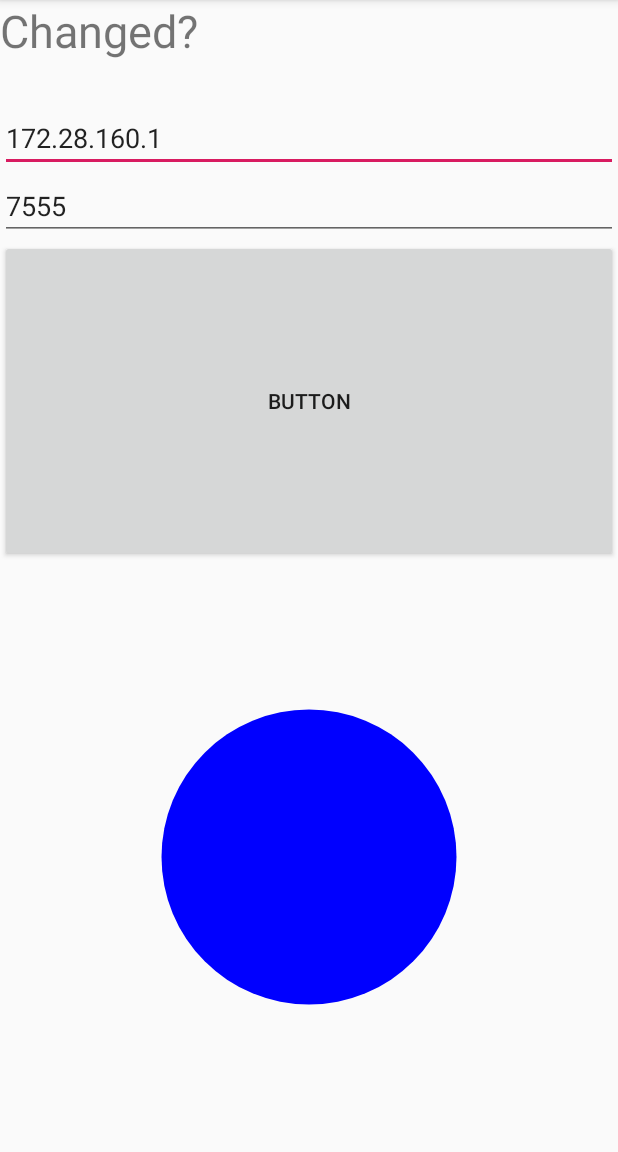
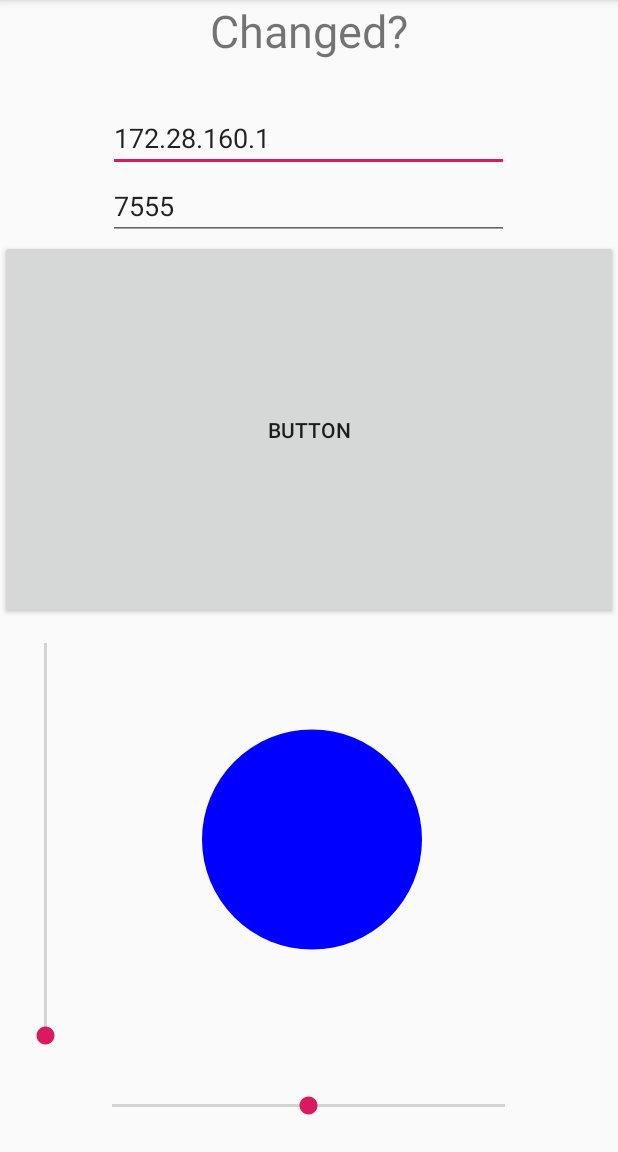
Before and after one commit to YehonatanGo/flight_control_app, an Android app: the screen it shows after launch (MainActivity), on a phone screen of 412 x 824 dp, the part 84-1236 px from its top. Run offline under Robolectric (Android 15) with nearby library versions, the phone set to English and light mode, and no system bars.

Commit message:
Activate sliders

```diff
--- a/app/src/main/java/com/example/flightcontrolapp/view_model/ViewModel.kt
+++ b/app/src/main/java/com/example/flightcontrolapp/view_model/ViewModel.kt
@@ -15,11 +15,11 @@ class ViewModel {
     }
 
     fun setRudder(new_rudder: Float) {
-        model.setAileron(new_rudder)
+        model.setRudder(new_rudder)
     }
 
     fun setThrottle(new_throttle: Float) {
-        model.setAileron(new_throttle)
+        model.setThrottle(new_throttle)
     }
 
     fun fake(v:Float){
--- a/app/src/main/java/com/example/flightcontrolapp/views/MainActivity.kt
+++ b/app/src/main/java/com/example/flightcontrolapp/views/MainActivity.kt
@@ -4,6 +4,7 @@ import androidx.appcompat.app.AppCompatActivity
 import android.os.Bundle
 import android.view.View
 import android.widget.EditText
+import android.widget.SeekBar
 import android.widget.TextView
 import com.example.flightcontrolapp.R
 import com.example.flightcontrolapp.view_model.ViewModel
@@ -13,19 +14,50 @@ import java.net.Socket
 class MainActivity : AppCompatActivity() {
     private lateinit var ip: String
     private var port: Int = 0
-    private val view_model= ViewModel()
+    private val view_model = ViewModel()
 
 
     override fun onCreate(savedInstanceState: Bundle?) {
         super.onCreate(savedInstanceState)
         setContentView(R.layout.activity_main)
         var joystick = findViewById<Joystick>(R.id.joystick)
-        joystick.changeHandler = object : changeHandler{
+        joystick.changeHandler = object : changeHandler {
             override fun onChange(a: Float, e: Float) {
                 view_model.setAileron(a)
                 view_model.setElevator(e)
             }
         }
+
+        val throttleSeekBar = findViewById<VerticalSeekBar>(R.id.throttle)
+        throttleSeekBar.setOnSeekBarChangeListener(object :
+            SeekBar.OnSeekBarChangeListener {
+            override fun onProgressChanged(seek: SeekBar, progress: Int, fromUser: Boolean) {
+                view_model.setThrottle(progress.toFloat() / 100)
+            }
+
+            override fun onStartTrackingTouch(seekBar: SeekBar?) {
+                TODO("not implemented") //To change body of created functions use File | Settings | File Templates.
+            }
+
+            override fun onStopTrackingTouch(seekBar: SeekBar?) {
+                TODO("not implemented") //To change body of created functions use File | Settings | File Templates.
+            }
+        }
+        )
+
+        val rudderSeekBar = findViewById<SeekBar>(R.id.rudder)
+        rudderSeekBar.setOnSeekBarChangeListener(object :
+            SeekBar.OnSeekBarChangeListener {
+            override fun onProgressChanged(seek: SeekBar, progress: Int, fromUser: Boolean) {
+                view_model.setRudder(progress.toFloat() / 100)
+            }
+            override fun onStartTrackingTouch(seekBar: SeekBar?) {
+
+            }
+
+            override fun onStopTrackingTouch(seekBar: SeekBar?) {
+            }}
+        )
 
 
 //            fun(a:Float, e:Float){
@@ -39,14 +71,14 @@ class MainActivity : AppCompatActivity() {
         var joystick = findViewById<Joystick>(R.id.joystick)
         joystick.changeColor()
 //        var found : TextView = findViewById<TextView>(R.id.text_box)
-        var editText:EditText = findViewById(R.id.editText)
-        var editText2:EditText = findViewById(R.id.editText2)
+        var editText: EditText = findViewById(R.id.editText)
+        var editText2: EditText = findViewById(R.id.editText2)
 //        found.text = editText.text
         ip = editText.text.toString()
         port = Integer.parseInt(editText2.text.toString())
         view_model.connect(ip, port)
 
-    //
+        //
 //        var fg:Socket = Socket("172.19.3.158", 7555)
 //        var x = 5
 //        var t = Thread{
--- /dev/null
+++ b/app/src/main/java/com/example/flightcontrolapp/views/VerticalSeekBar.kt
@@ -0,0 +1,51 @@
+package com.example.flightcontrolapp.views
+
+import android.content.Context
+import android.graphics.Canvas
+import android.util.AttributeSet
+import android.view.MotionEvent
+import android.widget.SeekBar
+
+
+class VerticalSeekBar : androidx.appcompat.widget.AppCompatSeekBar  {
+    constructor(context: Context) : super(context) {}
+    constructor(context: Context, attrs: AttributeSet?, defStyle: Int) : super(
+        context,
+        attrs,
+        defStyle
+    ) {
+    }
+
+    constructor(context: Context, attrs: AttributeSet?) : super(context, attrs) {}
+
+    override fun onSizeChanged(w: Int, h: Int, oldw: Int, oldh: Int) {
+        super.onSizeChanged(h, w, oldh, oldw)
+    }
+
+    @Synchronized
+    override fun onMeasure(widthMeasureSpec: Int, heightMeasureSpec: Int) {
+        super.onMeasure(heightMeasureSpec, widthMeasureSpec)
+        setMeasuredDimension(measuredHeight, measuredWidth)
+    }
+
+    override fun onDraw(c: Canvas) {
+        c.rotate(-90f)
+        c.translate(-height.toFloat(), 0f)
+        super.onDraw(c)
+    }
+
+    override fun onTouchEvent(event: MotionEvent): Boolean {
+        if (!isEnabled) {
+            return false
+        }
+        when (event.action) {
+            MotionEvent.ACTION_DOWN, MotionEvent.ACTION_MOVE, MotionEvent.ACTION_UP -> {
+                progress = max - (max * event.y / height).toInt()
+                onSizeChanged(width, height, 0, 0)
+            }
+            MotionEvent.ACTION_CANCEL -> {
+            }
+        }
+        return true
+    }
+}
--- a/app/src/main/res/layout/activity_main.xml
+++ b/app/src/main/res/layout/activity_main.xml
@@ -6,25 +6,26 @@
         android:layout_width="match_parent"
         android:layout_height="match_parent"
         android:orientation="vertical"
-        tools:context=".views.MainActivity">
+        tools:context=".views.MainActivity" android:gravity="center">
 
     <TextView
-            android:layout_width="149dp"
+            android:layout_width="wrap_content"
             android:layout_height="69dp"
             android:text="Changed?"
             app:layout_constraintBottom_toBottomOf="parent"
             app:layout_constraintLeft_toLeftOf="parent"
             app:layout_constraintRight_toRightOf="parent"
-            app:layout_constraintTop_toTopOf="parent" android:id="@+id/text_box" android:textSize="30sp"/>
+            app:layout_constraintTop_toTopOf="parent" android:id="@+id/text_box" android:textSize="30sp"
+            android:verticalScrollbarPosition="defaultPosition"/>
     <EditText
-            android:layout_width="match_parent"
+            android:layout_width="267dp"
             android:layout_height="wrap_content"
             android:inputType="textPersonName"
             android:text="172.28.160.1"
             android:ems="10"
             android:id="@+id/editText"/>
     <EditText
-            android:layout_width="match_parent"
+            android:layout_width="267dp"
             android:layout_height="wrap_content"
             android:inputType="number"
             android:text="7555"
@@ -36,18 +37,36 @@
             android:layout_width="match_parent"
             android:layout_height="130dp" android:id="@+id/button3" android:layout_weight="1"
             android:onClick="on_button_click"/>
-    <com.example.flightcontrolapp.views.Joystick
 
+    <LinearLayout
             android:layout_width="match_parent"
-            android:layout_height="393dp"
-            android:id="@+id/joystick"
+            android:layout_height="wrap_content"
+            android:orientation="horizontal"
+    >
+
+        <com.example.flightcontrolapp.views.VerticalSeekBar
+                android:layout_width="61dp"
+                android:layout_height="294dp"
+                android:progress="0"
+                android:max="100"
+                android:min="0"
 
 
-    />
+                android:scrollbarStyle="outsideInset" android:id="@+id/throttle"/>
+        <com.example.flightcontrolapp.views.Joystick
+                android:layout_width="293dp"
+                android:layout_height="match_parent"
+                android:id="@+id/joystick"
 
 
-
-
+                android:layout_gravity="center_horizontal"/>
+    </LinearLayout>
+    <SeekBar
+            android:layout_width="294dp"
+            android:layout_height="61dp" android:id="@+id/rudder" android:layout_gravity="center"
+            style="@style/Widget.AppCompat.SeekBar" android:max="100" android:min="-100" android:progress="0"
+            android:indeterminate="false"
+            android:clickable="true"/>
 
 
 </LinearLayout>
```
Also changed, not shown: app/src/main/java/com/example/flightcontrolapp/model/FGModel.kt (+34 -30 lines).
